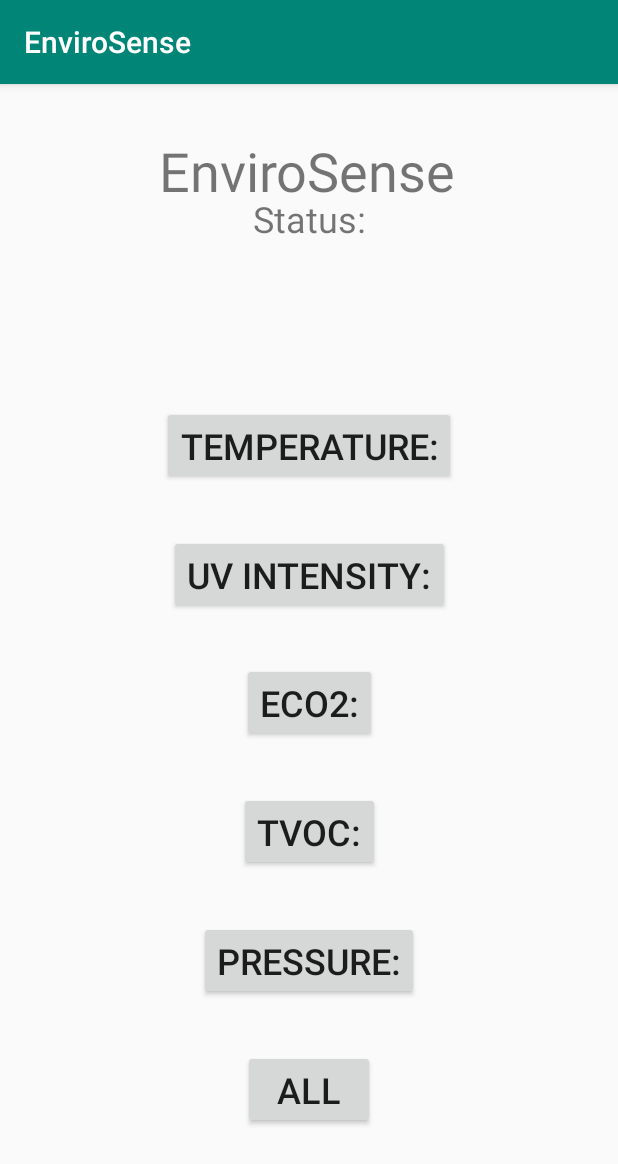
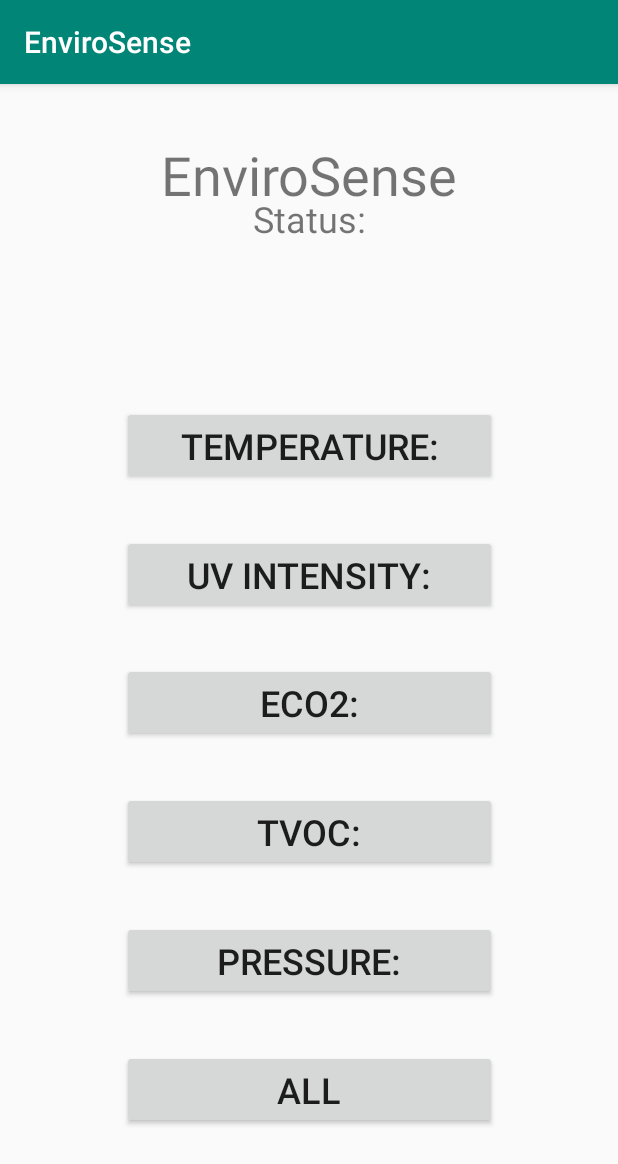
Before and after one commit to MasterOfNone69/EnviroSense, an Android app: the screen it shows after launch (MainActivity), on a phone screen of 412 x 824 dp. Shown: the top 1164 px of the screen. Run offline under Robolectric (Android 15) with nearby library versions, the phone set to English and light mode, and no system bars.

Commit message:
Button standardizaton
made all buttons in TempGraph the same size

```diff
--- a/app/src/main/AndroidManifest.xml
+++ b/app/src/main/AndroidManifest.xml
@@ -1,6 +1,6 @@
 <?xml version="1.0" encoding="utf-8"?>
 <manifest xmlns:android="http://schemas.android.com/apk/res/android"
-    package="com.jtjc.envirosense">
+    package="com.jtjc.EnviroSense">
 
     <application
         android:allowBackup="true"
@@ -8,7 +8,7 @@
         android:label="@string/app_name"
         android:roundIcon="@mipmap/ic_launcher_round"
         android:supportsRtl="true"
-        android:theme="@style/AppTheme">
+        android:theme="@style/AppTheme.Launcher" >
         <activity android:name=".MainActivity">
             <intent-filter>
                 <action android:name="android.intent.action.MAIN" />
--- a/app/src/main/java/com/jtjc/EnviroSense/MainActivity.java
+++ b/app/src/main/java/com/jtjc/EnviroSense/MainActivity.java
@@ -1,4 +1,4 @@
-package com.jtjc.envirosense;
+package com.jtjc.EnviroSense;
 
 import androidx.appcompat.app.AppCompatActivity;
 
@@ -10,6 +10,7 @@ public class MainActivity extends AppCompatActivity {
 
     @Override
     protected void onCreate(Bundle savedInstanceState) {
+        setTheme(R.style.AppTheme);
         super.onCreate(savedInstanceState);
         setContentView(R.layout.activity_main);}
 
--- a/app/src/main/java/com/jtjc/EnviroSense/TempGraph.java
+++ b/app/src/main/java/com/jtjc/EnviroSense/TempGraph.java
@@ -1,4 +1,4 @@
-package com.jtjc.envirosense;
+package com.jtjc.EnviroSense;
 
 import androidx.appcompat.app.AppCompatActivity;
 
@@ -13,6 +13,7 @@ public class TempGraph extends AppCompatActivity {
 
     @Override
     protected void onStart(){
+        setTheme(R.style.AppTheme);
         super.onStart();
         setContentView(R.layout.graph_temp);
         GraphView graph = (GraphView) findViewById(R.id.graph);
--- a/app/src/main/res/drawable/launch_screen.xml
+++ b/app/src/main/res/drawable/launch_screen.xml
@@ -8,7 +8,7 @@
     <item>
 
         <bitmap
-            android:src="@drawable/background"
+            android:src="@drawable/logo"
             android:gravity="center"/>
 
     </item>
--- a/app/src/main/res/layout/activity_main.xml
+++ b/app/src/main/res/layout/activity_main.xml
@@ -20,11 +20,12 @@
 
     <TextView
         android:id="@+id/TextView"
-        android:layout_width="200dp"
-        android:layout_height="100dp"
+        android:layout_width="wrap_content"
+        android:layout_height="wrap_content"
         android:ems="10"
         android:text="@string/E"
         android:textSize="36sp"
+        android:gravity="center"
         app:layout_constraintBottom_toBottomOf="parent"
         app:layout_constraintEnd_toEndOf="parent"
         app:layout_constraintStart_toStartOf="parent"
@@ -33,7 +34,7 @@
 
     <Button
         android:id="@+id/button9"
-        android:layout_width="wrap_content"
+        android:layout_width="250dp"
         android:layout_height="wrap_content"
         android:text="@string/T"
         android:textSize="24sp"
@@ -46,7 +47,7 @@
 
     <Button
         android:id="@+id/button10"
-        android:layout_width="wrap_content"
+        android:layout_width="250dp"
         android:layout_height="wrap_content"
         android:text="@string/U"
         android:textSize="24sp"
@@ -58,7 +59,7 @@
 
     <Button
         android:id="@+id/button11"
-        android:layout_width="wrap_content"
+        android:layout_width="250dp"
         android:layout_height="wrap_content"
         android:text="@string/EC"
         android:textSize="24sp"
@@ -70,7 +71,7 @@
 
     <Button
         android:id="@+id/button12"
-        android:layout_width="wrap_content"
+        android:layout_width="250dp"
         android:layout_height="wrap_content"
         android:text="@string/TV"
         android:textSize="24sp"
@@ -82,7 +83,7 @@
 
     <Button
         android:id="@+id/button13"
-        android:layout_width="wrap_content"
+        android:layout_width="250dp"
         android:layout_height="wrap_content"
         android:text="@string/P"
         android:textSize="24sp"
@@ -94,7 +95,7 @@
 
     <Button
         android:id="@+id/button14"
-        android:layout_width="wrap_content"
+        android:layout_width="250dp"
         android:layout_height="wrap_content"
         android:text="@string/AL"
         android:textSize="24sp"
--- a/app/src/main/res/mipmap-anydpi-v26/ic_launcher.xml
+++ b/app/src/main/res/mipmap-anydpi-v26/ic_launcher.xml
@@ -1,5 +1,5 @@
 <?xml version="1.0" encoding="utf-8"?>
 <adaptive-icon xmlns:android="http://schemas.android.com/apk/res/android">
-    <background android:drawable="@drawable/ic_launcher_background" />
-    <foreground android:drawable="@drawable/ic_launcher_foreground" />
+    <background android:drawable="@color/mainColor" />
+    <foreground android:drawable="@drawable/logo" />
 </adaptive-icon>
--- a/app/src/main/res/values/colors.xml
+++ b/app/src/main/res/values/colors.xml
@@ -3,4 +3,5 @@
     <color name="colorPrimary">#008577</color>
     <color name="colorPrimaryDark">#00574B</color>
     <color name="colorAccent">#D81B60</color>
+    <color name="mainColor">#D4D4D4</color>
 </resources>
--- a/app/src/main/res/values/styles.xml
+++ b/app/src/main/res/values/styles.xml
@@ -11,7 +11,7 @@
         <!-- The launcher theme. It sets the main window background to the launch_screen drawable -->
     <style name="AppTheme.Launcher" >
         <item name="android:windowBackground">@drawable/launch_screen</item>
-        <item name="colorPrimaryDark">@android:color/white</item>
+<!--        <item name="colorPrimaryDark">@android:color/white</item>-->
     </style>
 
 </resources>
```
